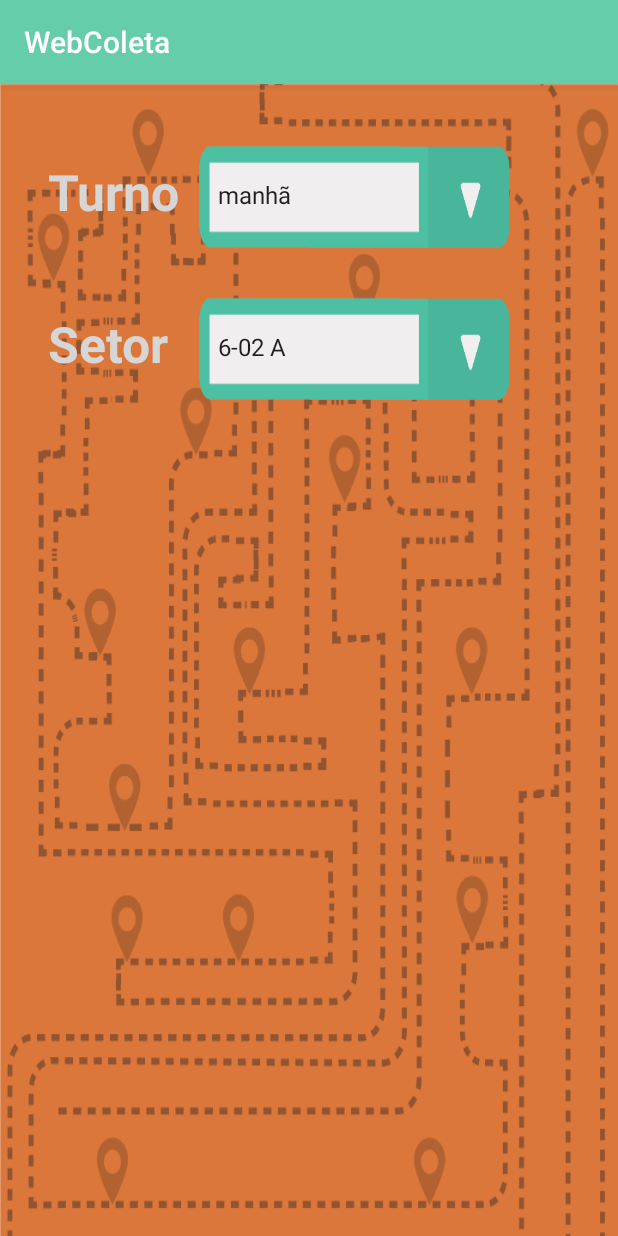
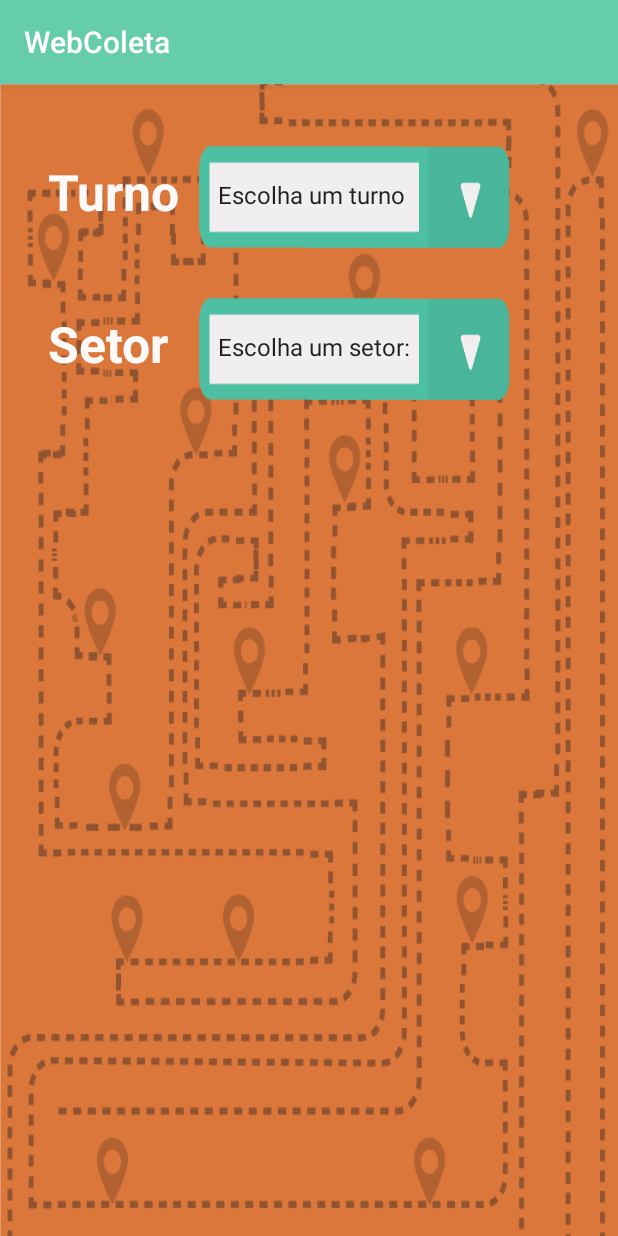
Before and after one commit to erikapessoa/WebColeta, an Android app: the SearchActivity screen opened directly, with no data from a screen before it, on a phone screen of 412 x 824 dp. Run offline under Robolectric (Android 15) with nearby library versions, the phone set to English and light mode, and no system bars.

Commit message:
Rejected commit: Default

```diff
--- a/app/src/main/java/com/example/anderson/webcoleta/SearchActivity.java
+++ b/app/src/main/java/com/example/anderson/webcoleta/SearchActivity.java
@@ -37,12 +37,12 @@ public class SearchActivity extends AppCompatActivity {
 
     Spinner spinnerS;
     private static final String[] itensSetor = new String[] {
-            "6-02 A", "6-04 A", "6-10 A"
+            "Escolha um setor: ", "A", "B", "C"
     };
 
     Spinner spinnerT;
     private static final String[] itensTurno = new String[] {
-            "manhã", "tarde", "noturno"
+            "Escolha um turno","manhã", "tarde", "noturno"
     };
 
     @Override
@@ -73,12 +73,12 @@ public class SearchActivity extends AppCompatActivity {
                         return;
                     }
                     letra = ((AppCompatTextView) view).getText().toString();
-                    if (letra != null) {
+
                         setContentView(R.layout.activity_garbage_place_list);
                         mListGarbagePlaces = (ListView) findViewById(R.id.list_garbage_places);
                         mListGarbagePlaces.setEmptyView(findViewById(android.R.id.empty));
                         new SyncDataTask().execute();
-                    }
+
                 }
             }
 
--- a/app/src/main/java/com/example/anderson/webcoleta/util/WebService.java
+++ b/app/src/main/java/com/example/anderson/webcoleta/util/WebService.java
@@ -127,7 +127,7 @@ public class WebService  {
 
 
                 final BufferedReader reader = new BufferedReader(new InputStreamReader(connection.getInputStream()));
-                String line = "";
+                String line;
 
                 int count = 0;
                 while ((line = reader.readLine()) != null) {
@@ -137,7 +137,7 @@ public class WebService  {
                     // Log.i("Linha: ", row[0]);
                     if (count > 1) {
 
-                        if(row[opcao].toLowerCase().toString().contains(letra)) {
+                        if(row[opcao].toLowerCase().toString().contains(letra.toLowerCase())) {
                             GarbagePlace mGarbagePlace = new GarbagePlace();
                             mGarbagePlace.setId(String.valueOf(count - 1));
                             mGarbagePlace.setIntervalo(row[INTERVALO]);
--- a/app/src/main/res/values/colors.xml
+++ b/app/src/main/res/values/colors.xml
@@ -4,5 +4,6 @@
     <color name="colorPrimaryDark">#303F9F</color>
     <color name="colorAccent">#FF4081</color>
     <color name="colorColl">#66CDAA</color>
+    <color name="colorSnow">#FFFAFA</color>
 
 </resources>
```
